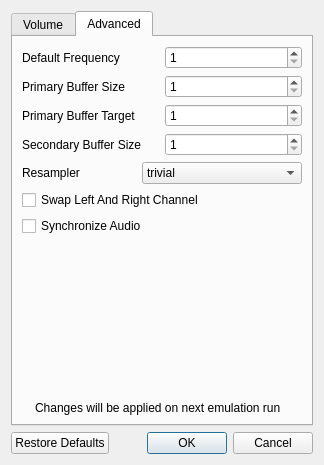
Above: Source/RMG-Audio/UserInterface/MainDialog.ui from Rosalie241/RMG before the change. Below: the same form after it.
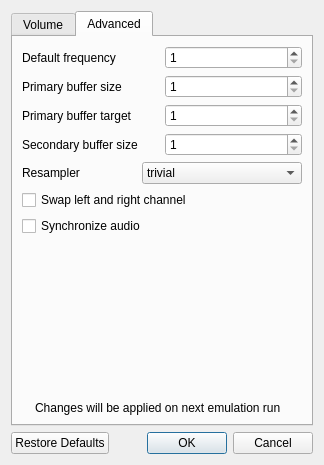
That is the form after the change. The open tabs and pages were chosen to show the change. Icons and pictures are not drawn.

Commit message: RMG-Audio: improve letter casing

What changed in the file:
```diff
--- a/Source/RMG-Audio/UserInterface/MainDialog.ui
+++ b/Source/RMG-Audio/UserInterface/MainDialog.ui
@@ -103,7 +103,7 @@
          <item>
           <widget class="QLabel" name="label_2">
            <property name="text">
-            <string>Default Frequency</string>
+            <string>Default frequency</string>
            </property>
           </widget>
          </item>
@@ -127,7 +127,7 @@
          <item>
           <widget class="QLabel" name="label_3">
            <property name="text">
-            <string>Primary Buffer Size</string>
+            <string>Primary buffer size</string>
            </property>
           </widget>
          </item>
@@ -151,7 +151,7 @@
          <item>
           <widget class="QLabel" name="label_4">
            <property name="text">
-            <string>Primary Buffer Target</string>
+            <string>Primary buffer target</string>
            </property>
           </widget>
          </item>
@@ -175,7 +175,7 @@
          <item>
           <widget class="QLabel" name="label_5">
            <property name="text">
-            <string>Secondary Buffer Size</string>
+            <string>Secondary buffer size</string>
            </property>
           </widget>
          </item>
@@ -297,14 +297,14 @@
        <item>
         <widget class="QCheckBox" name="swapChannelsCheckBox">
          <property name="text">
-          <string>Swap Left And Right Channel</string>
+          <string>Swap left and right channel</string>
          </property>
         </widget>
        </item>
        <item>
         <widget class="QCheckBox" name="synchronizeAudioCheckBox">
          <property name="text">
-          <string>Synchronize Audio</string>
+          <string>Synchronize audio</string>
          </property>
         </widget>
        </item>
```
Left out of the diff: 18 changed lines with no effect on the pictures.
